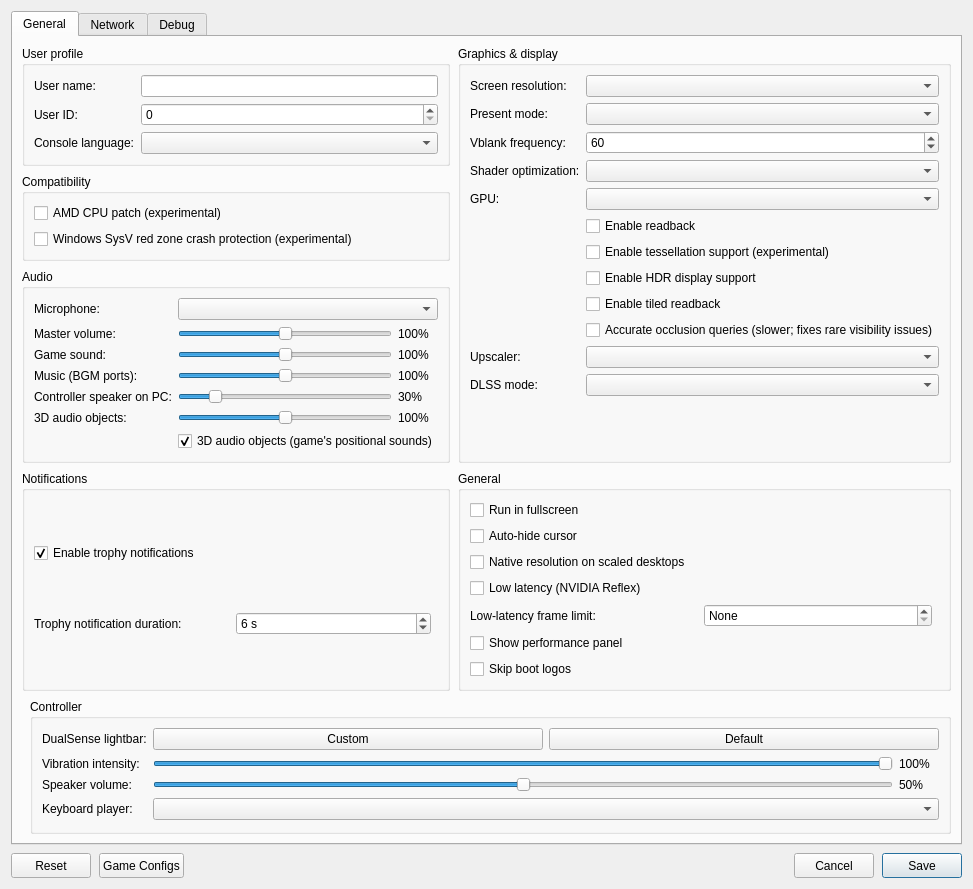
Old version of the form src/launcher/forms/configuration_edit_dialog.ui in the repository ali-commits/KytyPS5-AGS.
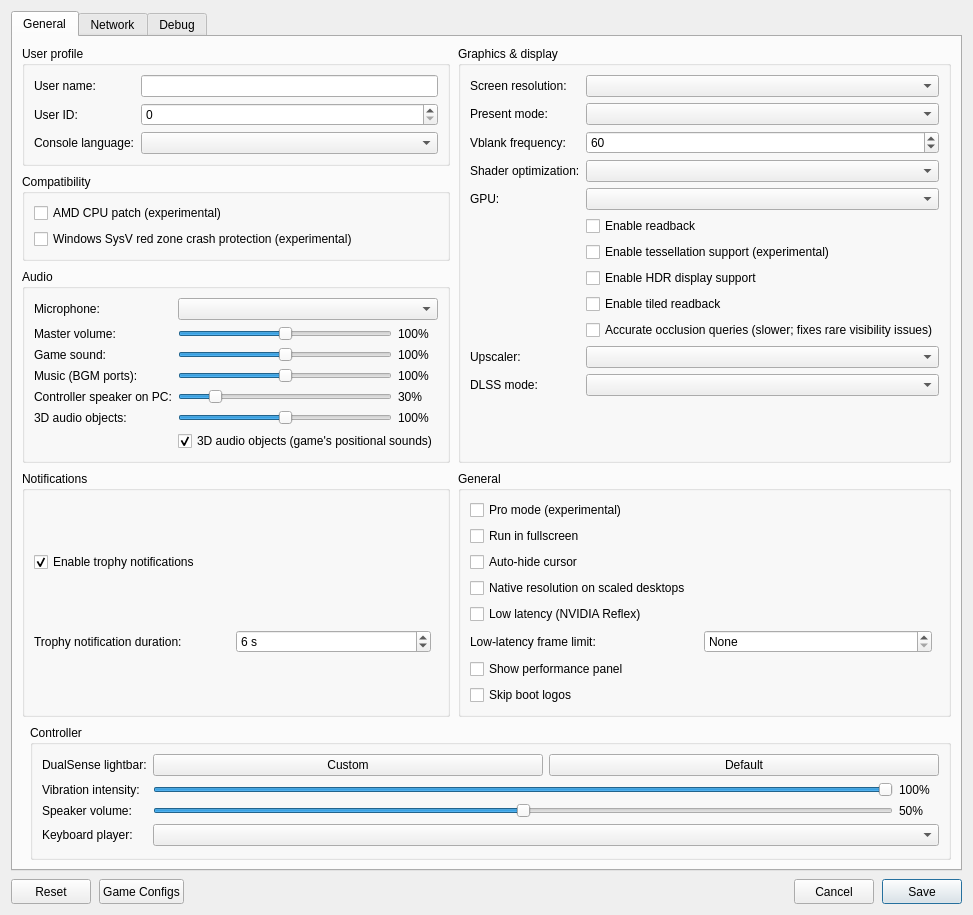
New version of the form. Custom widgets are drawn as their Qt base class.

Commit message: Port upstream: experimental Pro mode and linear PSSR

Diff of the .ui file:
```diff
--- a/src/launcher/forms/configuration_edit_dialog.ui
+++ b/src/launcher/forms/configuration_edit_dialog.ui
@@ -597,6 +597,12 @@
             <string>General</string>
            </property>
            <layout class="QVBoxLayout" name="generalLayout">
+            <item>
+             <widget class="QCheckBox" name="checkBox_pro">
+              <property name="toolTip"><string>Enable experimental Pro mode for supported titles. PSSR uses linear scaling. Disabled by default.</string></property>
+              <property name="text"><string>Pro mode (experimental)</string></property>
+             </widget>
+            </item>
             <item>
              <widget class="QCheckBox" name="checkBox_fullscreen">
               <property name="toolTip">
```
The commit also changes 30 other files.
